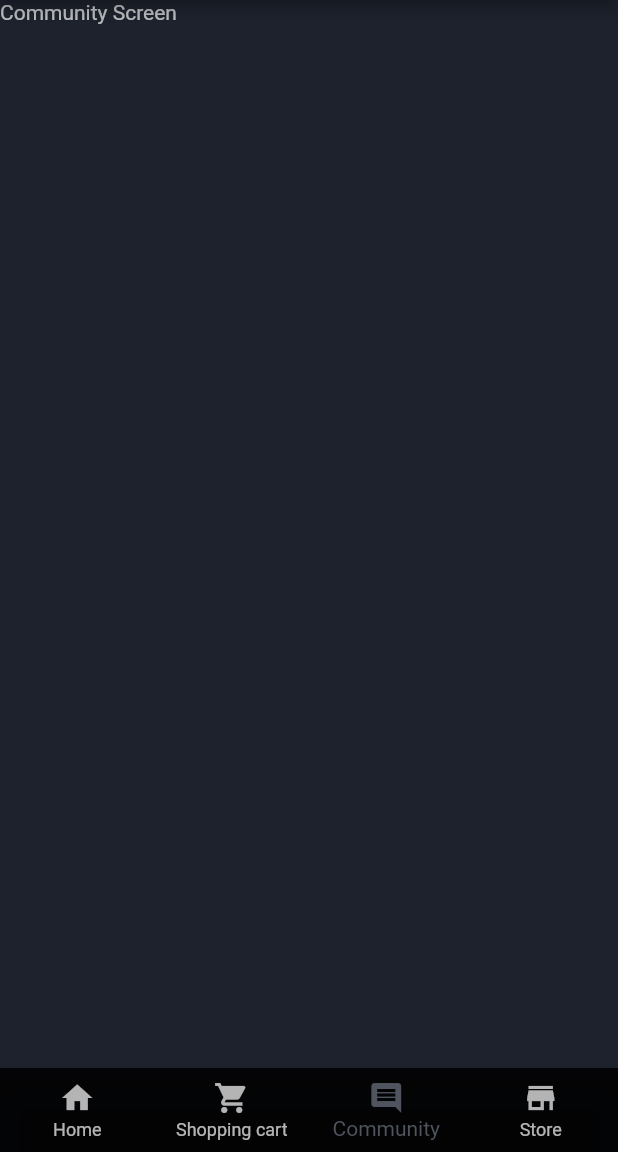
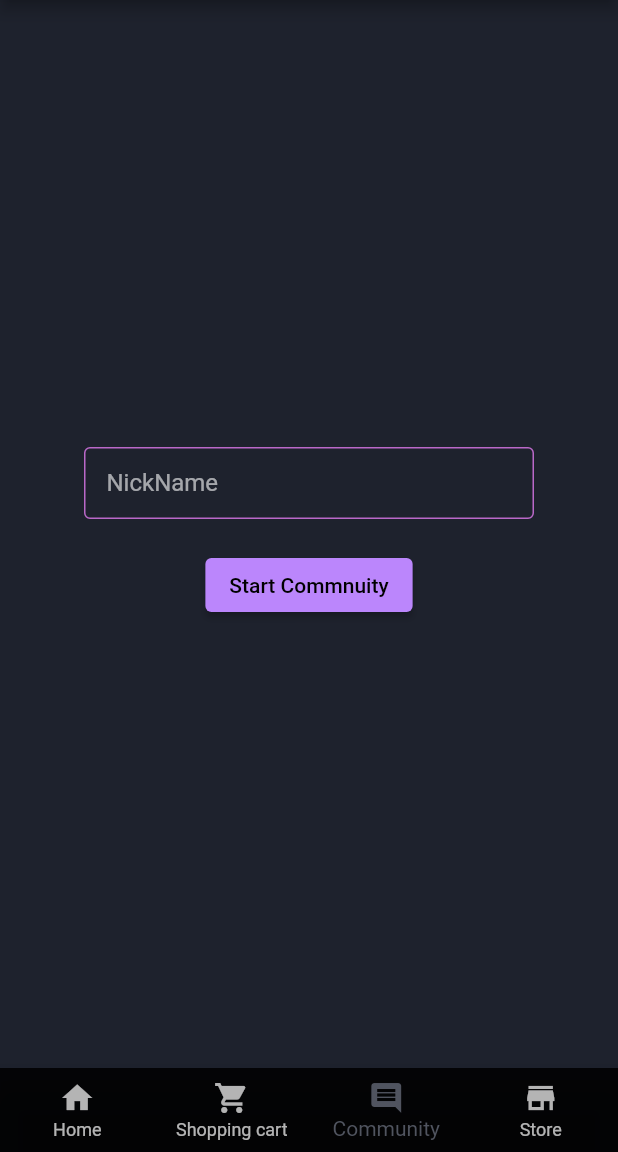
Before and after one commit to DongkwanKim00/whiteUs, a Flutter app: the screen it shows after launch, item 3 of the bottom bar chosen, on a phone screen of 412 x 824 dp, the part 84-1236 px from its top. Run offline on Flutter 3.47's test engine with Material 2 defaults, Android fonts, the phone set to English and light mode, and no system bars; our stand-ins replace audioplayers, file_picker, shared_preferences, youtube_player_flutter; Roboto replaces fonts that are missing (Hind).

Commit message:
커뮤니티 스크린 업데이트
처음에 닉네임을 입력하여 커뮤니티 시작. 화면 바뀜. 한번 입력하면 앱 껏다 켜도 데이터 보존되서 또 닉네임 입력할 필요 없이 커뮤니티 메인화면 그대로 유지.

```diff
--- /dev/null
+++ b/whiteus/lib/CommunityScreen/com_main.dart
@@ -0,0 +1,17 @@
+import 'package:flutter/material.dart';
+
+class CommunityMain extends StatefulWidget {
+  final String nickName;
+
+  const CommunityMain({super.key, required this.nickName});
+
+  @override
+  State<CommunityMain> createState() => _CommunityMainState();
+}
+
+class _CommunityMainState extends State<CommunityMain> {
+  @override
+  Widget build(BuildContext context) {
+    return Text(widget.nickName);
+  }
+}
--- a/whiteus/lib/CommunityScreen/com_screen.dart
+++ b/whiteus/lib/CommunityScreen/com_screen.dart
@@ -1,14 +1,85 @@
 import 'package:flutter/material.dart';
+import 'package:shared_preferences/shared_preferences.dart';
+import 'com_main.dart';
 
-class ComScreen extends StatelessWidget {
+class ComScreen extends StatefulWidget {
   const ComScreen({super.key});
+
+  @override
+  State<ComScreen> createState() => _ComScreenState();
+}
+
+class _ComScreenState extends State<ComScreen> {
+  late final SharedPreferences prefs;
+  late final String nickName;
+  bool isLogin = false;
+
+  Future initPrefs() async {
+    prefs = await SharedPreferences.getInstance();
+    final log = prefs.getBool('Login');
+    final nick = prefs.getString('nickname');
+    if (log != null) {
+      if (nick != null) {
+        if (log == true) {
+          setState(() {
+            isLogin = true;
+            nickName = nick;
+          });
+        }
+      }
+    }
+  }
+
+  @override
+  void initState() {
+    super.initState();
+    initPrefs();
+  }
 
   @override
   Widget build(BuildContext context) {
     return Scaffold(
-      body: Container(
-        child: const Text("Community Screen"),
-      ),
+      body: isLogin ? CommunityMain(nickName: nickName) : comLogin(),
     );
   }
+
+  Center comLogin() {
+    final textController = TextEditingController();
+
+    return Center(
+        child: Column(
+      mainAxisAlignment: MainAxisAlignment.center,
+      children: [
+        SizedBox(
+          width: 300,
+          child: TextField(
+              controller: textController,
+              decoration: InputDecoration(
+                contentPadding: const EdgeInsets.symmetric(
+                    vertical: 10.0, horizontal: 15.0),
+                border: const OutlineInputBorder(),
+                enabledBorder: OutlineInputBorder(
+                  borderSide: BorderSide(color: Colors.purple.shade300),
+                ),
+                labelText: 'NickName',
+              )),
+        ),
+        const SizedBox(
+          height: 20,
+        ),
+        ElevatedButton(
+            onPressed: () async {
+              await prefs.setBool("Login", true);
+              await prefs.setString("nickname", textController.text);
+              if (mounted) {
+                setState(() {
+                  nickName = textController.text;
+                  isLogin = true;
+                });
+              }
+            },
+            child: const Text("Start Commnuity")),
+      ],
+    ));
+  }
 }
--- a/whiteus/pubspec.yaml
+++ b/whiteus/pubspec.yaml
@@ -39,6 +39,7 @@ dependencies:
   retrofit: ^4.0.1
   json_annotation: ^4.8.1
   flutter_swiper_null_safety: ^1.0.2
+  shared_preferences: ^2.1.1
 
 
 
```
Also changed, not shown: whiteus/pubspec.lock, 1 other file.
